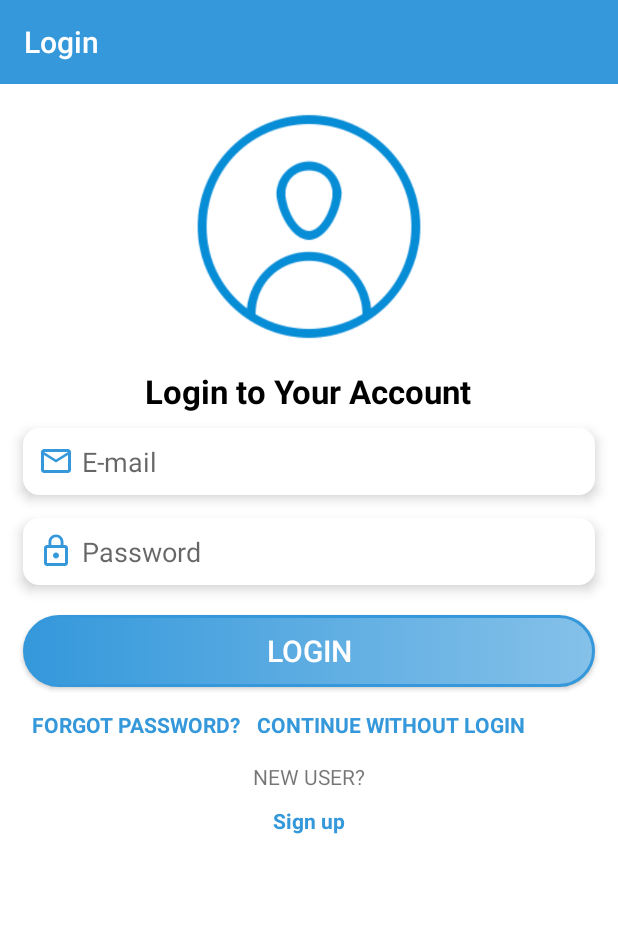
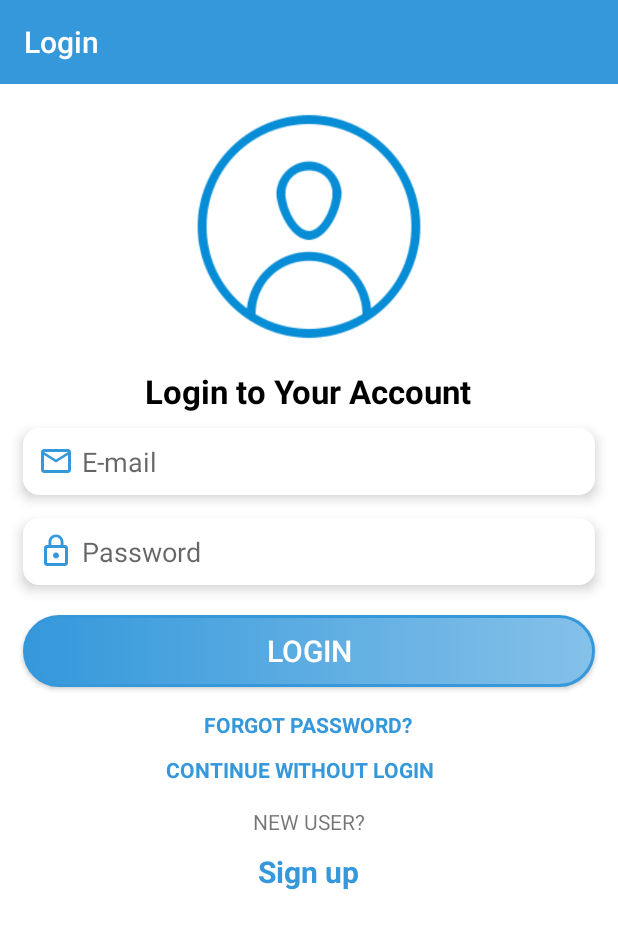
Before and after one commit to akashgolakiya/EMSYSTEM, an Android app: the screen it shows after launch (LoginActivity), on a phone screen of 412 x 824 dp. Shown: the top 929 px of the screen. Run offline under Robolectric (Android 15) with nearby library versions, the phone set to English and light mode, and no system bars; our stand-ins replace Firebase (no records; nobody signed in at launch, a user with empty details on screens opened directly).

Commit message:
change in homeactivity(add feedback code) change in reportactivity change in login.xml(edit layout)

```diff
--- a/app/src/main/java/com/mmproduction/emsystem/ReportActivity.java
+++ b/app/src/main/java/com/mmproduction/emsystem/ReportActivity.java
@@ -146,9 +146,6 @@ public class ReportActivity extends AppCompatActivity {
                         mDatabaseref = FirebaseDatabase.getInstance().getReference().child("reportmsg").child(uid);
 
                         uploadImage();
-                        mbtnuploadimage.setEnabled(false);
-                        mbtncooseimag.setEnabled(false);
-
                     }
                     else{
                         Snackbar snackbar = Snackbar.make(mbtnuploadimage, "No Internet Connection", Snackbar.LENGTH_LONG);
--- a/app/src/main/res/layout/activity_login.xml
+++ b/app/src/main/res/layout/activity_login.xml
@@ -83,17 +83,11 @@
                 android:textColor="@android:color/white"
                 android:textSize="20sp" />
 
-            <LinearLayout
-                android:id="@+id/linearlayout"
-                android:layout_width="match_parent"
-                android:layout_height="wrap_content"
-                android:layout_below="@+id/loginbtn"
-                android:layout_marginEnd="8dp"
-                android:layout_marginStart="8dp"
-                android:layout_marginTop="10dp">
-
                 <TextView
+                    android:layout_centerHorizontal="true"
+                    android:layout_below="@+id/loginbtn"
                     android:id="@+id/reset"
+                    android:layout_marginTop="10dp"
                     android:layout_width="wrap_content"
                     android:layout_height="wrap_content"
                     android:layout_marginEnd="0dp"
@@ -112,15 +106,15 @@
                     android:padding="5dp"
                     android:text="CONTINUE WITHOUT LOGIN"
                     android:textColor="@color/colorPrimaryDark"
-                    android:textStyle="bold" />
-
-            </LinearLayout>
+                    android:textStyle="bold"
+                    android:layout_below="@+id/reset"
+                    android:layout_centerHorizontal="true"/>
 
             <TextView
                 android:id="@+id/textView2"
                 android:layout_width="wrap_content"
                 android:layout_height="wrap_content"
-                android:layout_below="@+id/linearlayout"
+                android:layout_below="@+id/continue_without_login"
                 android:layout_centerHorizontal="true"
                 android:layout_marginTop="10dp"
                 android:text="NEW USER?"
@@ -135,9 +129,10 @@
                 android:layout_margin="10dp"
                 android:layout_marginEnd="8dp"
                 android:layout_marginStart="8dp"
-                android:layout_marginTop="10dp"
+                android:layout_marginTop="5dp"
                 android:layout_marginBottom="20dp"
                 android:text="Sign up"
+                android:textSize="20sp"
                 android:textColor="@color/colorPrimaryDark"
                 android:textStyle="bold" />
 
```
Also changed, not shown: app/src/main/java/com/mmproduction/emsystem/HomeActivity.java (+10 -3 lines).
